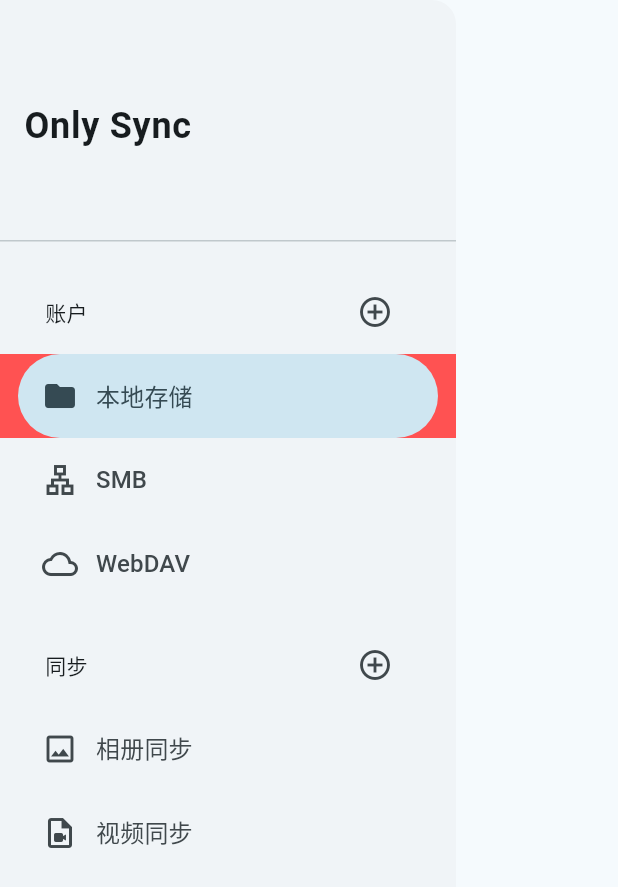
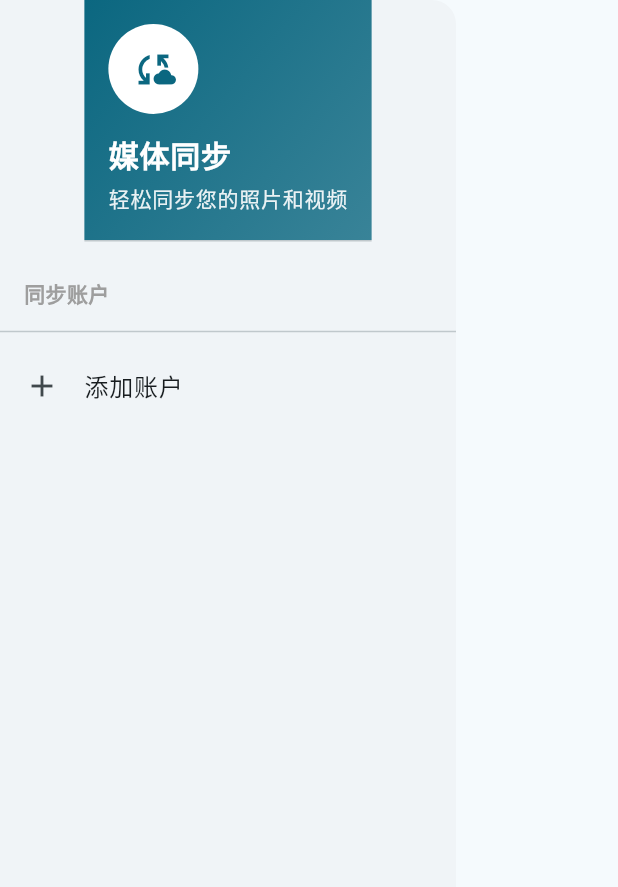
Before and after one commit to moohng/only-sync-flutter, a Flutter app: the SyncDrawer widget shown alone on an empty page, opened directly, on a phone screen of 412 x 824 dp. Shown: the top 887 px of the screen. Run offline on Flutter 3.47's test engine with Material 3 defaults, Android fonts, the phone set to English and light mode, and no system bars; our stand-ins replace chewie, extended_image, flutter_image_compress, get, shared_preferences, video_player; missing offline and left inert: photo_manager, photo_manager_image_provider, smb_connect, webdav_client; accounts and stored records are empty.

Commit message:
账户管理

```diff
--- a/lib/views/home/widgets/sync_drawer.dart
+++ b/lib/views/home/widgets/sync_drawer.dart
@@ -1,8 +1,10 @@
 import 'dart:developer';
-
+import 'dart:convert';
 import 'package:flutter/material.dart';
 import 'package:get/get.dart';
+import 'package:shared_preferences/shared_preferences.dart';
 import 'package:only_sync_flutter/views/home/home_page.dart';
+import '../../../routes/route.dart';
 
 class AccountInfo {
   const AccountInfo(
@@ -21,101 +23,145 @@ class SyncInfo {
   final IconData selectedIcon;
 }
 
+class SyncDrawerController extends GetxController {
+  final accounts = <Map<String, dynamic>>[].obs;
+  final selectedAccountUrl = ''.obs; // 改用 URL 作为唯一标识
+
+  @override
+  void onInit() {
+    super.onInit();
+    loadAccounts();
+  }
+
+  Future<void> loadAccounts() async {
+    final prefs = await SharedPreferences.getInstance();
+    final accountsJson = prefs.getStringList('accounts') ?? [];
+    final activeUrl = prefs.getString('activeAccount');
+
+    accounts.value = accountsJson.map((e) => jsonDecode(e) as Map<String, dynamic>).toList();
+
+    if (accounts.isNotEmpty) {
+      selectedAccountUrl.value = activeUrl ?? accounts.first['url'];
+    }
+  }
+
+  Future<void> selectAccount(String url) async {
+    final prefs = await SharedPreferences.getInstance();
+    await prefs.setString('activeAccount', url);
+    selectedAccountUrl.value = url;
+    Get.snackbar('成功', '已切换同步账户');
+  }
+}
+
 class SyncDrawer extends StatelessWidget {
   const SyncDrawer({super.key});
 
-  final accountList = const [
-    AccountInfo(name: 'SMB', icon: Icons.lan_outlined, selectedIcon: Icons.lan),
-    AccountInfo(name: 'WebDAV', icon: Icons.cloud_outlined, selectedIcon: Icons.cloud),
-  ];
-
-  final syncList = const [
-    SyncInfo(name: '相册同步', icon: Icons.image_outlined, selectedIcon: Icons.image),
-    SyncInfo(name: '视频同步', icon: Icons.video_file_outlined, selectedIcon: Icons.video_file),
-  ];
-
   @override
   Widget build(BuildContext context) {
-    // final HomeLogic homeLogic = Get.find();
-    return GetX<HomeLogic>(
-        builder: (homeLogic) => NavigationDrawer(
-              onDestinationSelected: (value) {
-                log('选择了：$value');
-                homeLogic.changePage(value);
-              },
-              selectedIndex: homeLogic.pageIndex.value,
+    final controller = Get.put(SyncDrawerController());
+    final theme = Theme.of(context);
+
+    return Drawer(
+      child: Column(
         children: [
-                const DrawerHeader(
-                  child: Align(
-                    alignment: Alignment.centerLeft,
-                    child: Text(
-                      'Only Sync',
-                      style: TextStyle(fontSize: 24, fontWeight: FontWeight.bold),
+          DrawerHeader(
+            decoration: BoxDecoration(
+              color: theme.primaryColor,
+              gradient: LinearGradient(
+                begin: Alignment.topLeft,
+                end: Alignment.bottomRight,
+                colors: [
+                  theme.primaryColor,
+                  theme.primaryColor.withOpacity(0.8),
+                ],
               ),
             ),
+            child: Column(
+              crossAxisAlignment: CrossAxisAlignment.start,
+              children: [
+                CircleAvatar(
+                  radius: 30,
+                  backgroundColor: theme.colorScheme.onPrimary,
+                  child: Icon(
+                    Icons.cloud_sync,
+                    size: 30,
+                    color: theme.primaryColor,
                   ),
-                Padding(
-                  padding: const EdgeInsets.fromLTRB(30, 15, 30, 4),
-                  child: Row(
-                    mainAxisAlignment: MainAxisAlignment.spaceBetween,
-                    children: [
-                      const Text('账户'),
-                      IconButton(
-                        icon: const Icon(Icons.add_circle_outline),
-                        onPressed: () {
-                          // 去添加存储账户
-                          log('添加存储账户');
-                        },
+                ),
+                const SizedBox(height: 12),
+                Text(
+                  '媒体同步',
+                  style: TextStyle(
+                    color: theme.colorScheme.onPrimary,
+                    fontSize: 20,
+                    fontWeight: FontWeight.bold,
+                  ),
+                ),
+                const SizedBox(height: 4),
+                Text(
+                  '轻松同步您的照片和视频',
+                  style: TextStyle(
+                    color: theme.colorScheme.onPrimary.withOpacity(0.9),
+                    fontSize: 14,
+                  ),
                 ),
               ],
             ),
           ),
-                const NavigationDrawerDestination(
-                  icon: Icon(Icons.folder_outlined),
-                  label: Text(
-                    '本地存储',
-                    style: TextStyle(fontSize: 16),
+          Expanded(
+            child: Obx(() => ListView(
+                  children: [
+                    const Padding(
+                      padding: EdgeInsets.fromLTRB(16, 16, 16, 8),
+                      child: Text(
+                        '同步账户',
+                        style: TextStyle(
+                          color: Colors.grey,
+                          fontWeight: FontWeight.bold,
                         ),
-                  selectedIcon: Icon(Icons.folder),
-                  backgroundColor: Colors.redAccent,
                       ),
-                ...accountList
-                    .map((account) => NavigationDrawerDestination(
-                          icon: Icon(account.icon),
-                          label: Text(
-                            account.name,
-                            style: const TextStyle(fontSize: 16),
                     ),
-                          selectedIcon: Icon(account.selectedIcon),
-                        ))
-                    .toList(),
-                Padding(
-                  padding: const EdgeInsets.fromLTRB(30, 15, 30, 4),
-                  child: Row(
-                    mainAxisAlignment: MainAxisAlignment.spaceBetween,
-                    children: [
-                      const Text('同步'),
-                      IconButton(
-                        icon: const Icon(Icons.add_circle_outline),
-                        onPressed: () {
-                          // 创建同步
-                          log('创建同步');
+                    ...controller.accounts.map((account) => _buildAccountTile(
+                          context,
+                          account,
+                          isSelected: controller.selectedAccountUrl.value == account['url'],
+                          onTap: () => controller.selectAccount(account['url']),
+                        )),
+                    const Divider(),
+                    ListTile(
+                      leading: const Icon(Icons.add),
+                      title: const Text('添加账户'),
+                      onTap: () {
+                        Get.back();
+                        Get.toNamed(Routes.addAccountPage);
                       },
                     ),
                   ],
+                )),
+          ),
+        ],
+      ),
+    );
+  }
+
+  Widget _buildAccountTile(BuildContext context, Map<String, dynamic> account,
+      {bool isSelected = false, VoidCallback? onTap}) {
+    return ListTile(
+      leading: Icon(
+        Icons.cloud,
+        color: isSelected ? Theme.of(context).primaryColor : null,
+      ),
+      title: Text(
+        account['name'] ?? '未命名账户',
+        style: TextStyle(
+          color: isSelected ? Theme.of(context).primaryColor : null,
+          fontWeight: isSelected ? FontWeight.bold : null,
         ),
       ),
-                ...syncList
-                    .map((sync) => NavigationDrawerDestination(
-                          icon: Icon(sync.icon),
-                          label: Text(
-                            sync.name,
-                            style: const TextStyle(fontSize: 16),
-                          ),
-                          selectedIcon: Icon(sync.selectedIcon),
-                        ))
-                    .toList(),
-              ],
-            ));
+      subtitle: Text(account['url'] ?? ''),
+      selected: isSelected,
+      onTap: onTap,
+      trailing: isSelected ? Icon(Icons.check, color: Theme.of(context).primaryColor) : null,
+    );
   }
 }
```
Also changed, not shown: lib/core/storage/storage_engine.dart (+36 -4 lines), lib/core/storage/webdav_storage_engine.dart (+27 -0 lines), lib/views/account/add_page.dart (+32 -32 lines), lib/views/home/home_page.dart (+7 -34 lines), pubspec.yaml (+2 -34 lines). Lines whose indentation alone changed are shown as unchanged.
